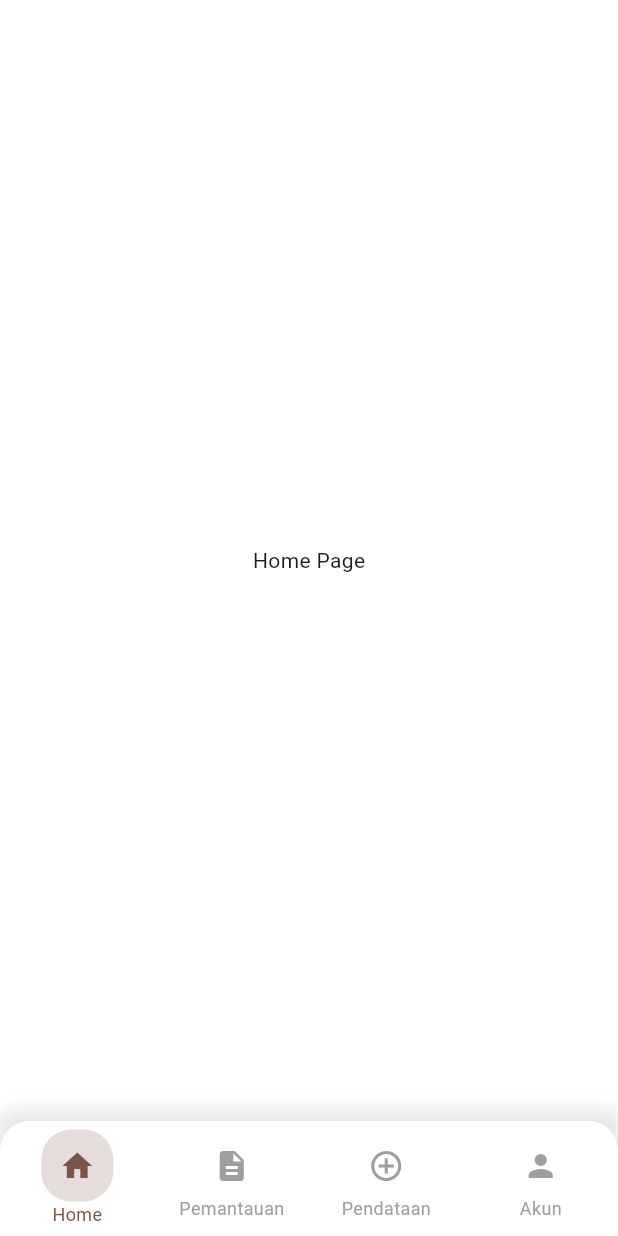
After one commit to ErdiSepta/Cermat-Bertani_Mobile, a Flutter app: the MainPage screen opened directly, on a phone screen of 412 x 824 dp. The commit adds this screen. Run offline on Flutter 3.47's test engine with Material 3 defaults, Android fonts, the phone set to English and light mode, and no system bars; project files that could hold a hidden picture were left out.

Commit message:
"Navbar Done"

```diff
--- a/lib/main.dart
+++ b/lib/main.dart
@@ -1,6 +1,10 @@
+import 'package:apps/menu/akunpage.dart';
+import 'package:apps/menu/homepage.dart';
+import 'package:apps/menu/pemantauanpage.dart';
+import 'package:apps/menu/pendataanpage.dart';
 import 'package:apps/splashscreen.dart';
 import 'package:flutter/material.dart';
-
+import 'package:apps/src/bottomnav.dart';
 void main() {
   runApp(const MyApp());
 }
@@ -18,3 +22,38 @@ class MyApp extends StatelessWidget {
     );
   }
 }
+
+class MainPage extends StatefulWidget {
+  const MainPage({super.key});
+
+  @override
+  _MainPageState createState() => _MainPageState();
+}
+
+class _MainPageState extends State<MainPage> {
+  int _currentIndex = 0;
+
+  final List<Widget> _pages = [
+    const Homepage(),
+    const PemantauanPage(),
+    const PendataanPage(),
+    const Akunpage(),
+  ];
+
+  void _onItemTapped(int index) {
+    setState(() {
+      _currentIndex = index;
+    });
+  }
+
+  @override
+  Widget build(BuildContext context) {
+    return Scaffold(
+      body: _pages[_currentIndex],
+      bottomNavigationBar: Bottomnav(
+        currentIndex: _currentIndex,
+        onTap: _onItemTapped,
+      ),
+    );
+  }
+}
--- /dev/null
+++ b/lib/menu/homepage.dart
@@ -0,0 +1,14 @@
+import 'package:flutter/material.dart';
+
+class Homepage extends StatelessWidget {
+  const Homepage({super.key});
+
+  @override
+  Widget build(BuildContext context) {
+    return Scaffold(
+      body: Center(
+        child: Text('Home Page'),
+      ),
+    );
+  }
+}
--- /dev/null
+++ b/lib/src/bottomnav.dart
@@ -0,0 +1,68 @@
+import 'package:flutter/material.dart';
+
+class Bottomnav extends StatelessWidget {
+  final int currentIndex;
+  final Function(int) onTap;
+
+  const Bottomnav({
+    super.key,
+    required this.currentIndex,
+    required this.onTap,
+  });
+
+  @override
+  Widget build(BuildContext context) {
+    return Container(
+      decoration: BoxDecoration(
+        boxShadow: [
+          BoxShadow(
+            color: Colors.grey.withOpacity(0.3),
+            spreadRadius: 1,
+            blurRadius: 10,
+            offset: const Offset(0, -5),
+          ),
+        ],
+      ),
+      child: ClipRRect(
+        borderRadius: const BorderRadius.only(
+          topLeft: Radius.circular(20),
+          topRight: Radius.circular(20),
+        ),
+        child: BottomNavigationBar(
+          currentIndex: currentIndex,
+          onTap: onTap,
+          type: BottomNavigationBarType.fixed,
+          backgroundColor: Colors.white,
+          selectedItemColor: Colors.brown,
+          unselectedItemColor: Colors.grey,
+          selectedFontSize: 12,
+          unselectedFontSize: 12,
+          items: List.generate(4, (index) => _buildNavItem(index)),
+        ),
+      ),
+    );
+  }
+
+  BottomNavigationBarItem _buildNavItem(int index) {
+    final List<IconData> icons = [
+      Icons.home,
+      Icons.description,
+      Icons.add_circle_outline,
+      Icons.person,
+    ];
+    final List<String> labels = ['Home', 'Pemantauan', 'Pendataan', 'Akun'];
+
+    return BottomNavigationBarItem(
+      icon: AnimatedContainer(
+        duration: const Duration(milliseconds: 300),
+        padding: EdgeInsets.all(currentIndex == index ? 12 : 8),
+        decoration: BoxDecoration(
+          color: currentIndex == index ? Colors.brown.withOpacity(0.2) : Colors.transparent,
+          borderRadius: BorderRadius.circular(20),
+        ),
+        child: Icon(icons[index]),
+      ),
+      label: labels[index],
+    );
+  }
+}
```
Also changed, not shown: lib/menu/akunpage.dart (added, +14 -0 lines), lib/menu/login.dart (+19 -4 lines), lib/menu/pemantauanpage.dart (added, +14 -0 lines), lib/menu/pendataanpage.dart (added, +14 -0 lines).
